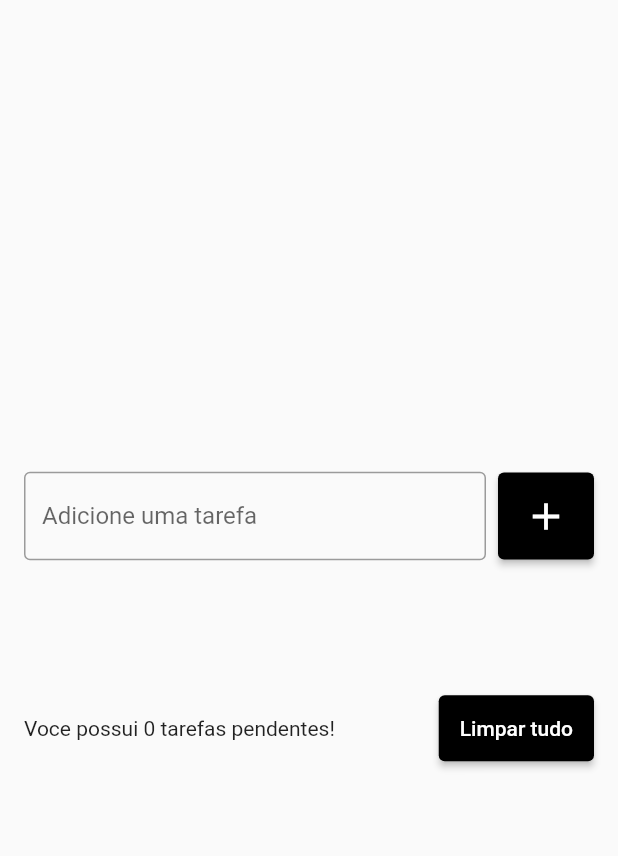
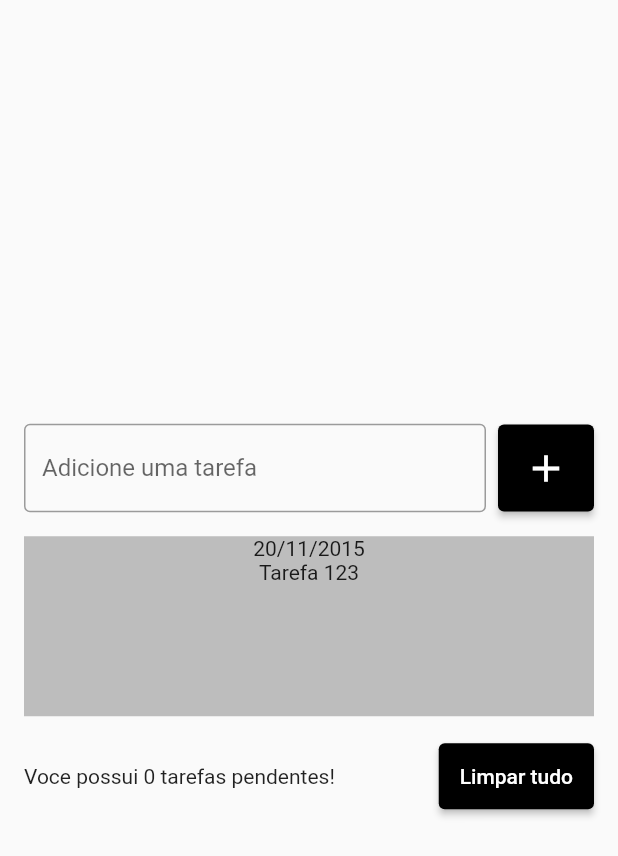
Before and after one commit to Willian000067/todo_list, a Flutter app: the screen it shows after launch, after a tap on the "add" icon, on a phone screen of 412 x 824 dp. Shown: the top 856 px of the screen. Run offline on Flutter 3.47's test engine with Material 2 defaults, Android fonts, the phone set to English and light mode, and no system bars.

Commit message:
fazendo_backup

```diff
--- a/lib/pages/todo_list_page.dart
+++ b/lib/pages/todo_list_page.dart
@@ -1,4 +1,5 @@
 import 'package:flutter/material.dart';
+import 'package:todo_list/widgets/todo_list_item.dart';
 
 class TodoListPage extends StatefulWidget {
   TodoListPage({Key? key}) : super(key: key);
@@ -69,13 +70,7 @@ class _TodoListPageState extends State<TodoListPage> {
                   shrinkWrap:
                       true, // Esse comando serve para deixar a lista mais enxuta possivel.
                   children: [
-                    for (String todo in todos)
-                      ListTile(
-                        title: Text(todo),
-                        onTap: () {
-                          print('tarefa: $todo');
-                        },
-                      ),
+                    for (String todo in todos) TodoListItem(),
                   ],
                 ),
               ),
--- /dev/null
+++ b/lib/widgets/todo_list_item.dart
@@ -0,0 +1,19 @@
+import 'package:flutter/material.dart';
+
+class TodoListItem extends StatelessWidget {
+  const TodoListItem({Key? key}) : super(key: key);
+
+  @override
+  Widget build(BuildContext context) {
+    return Container(
+      color: Colors.grey[400],
+      height: 120,
+      child: Column(
+        children: [
+          Text('20/11/2015'),
+          Text('Tarefa 123'),
+        ],
+      ),
+    );
+  }
+}
```
